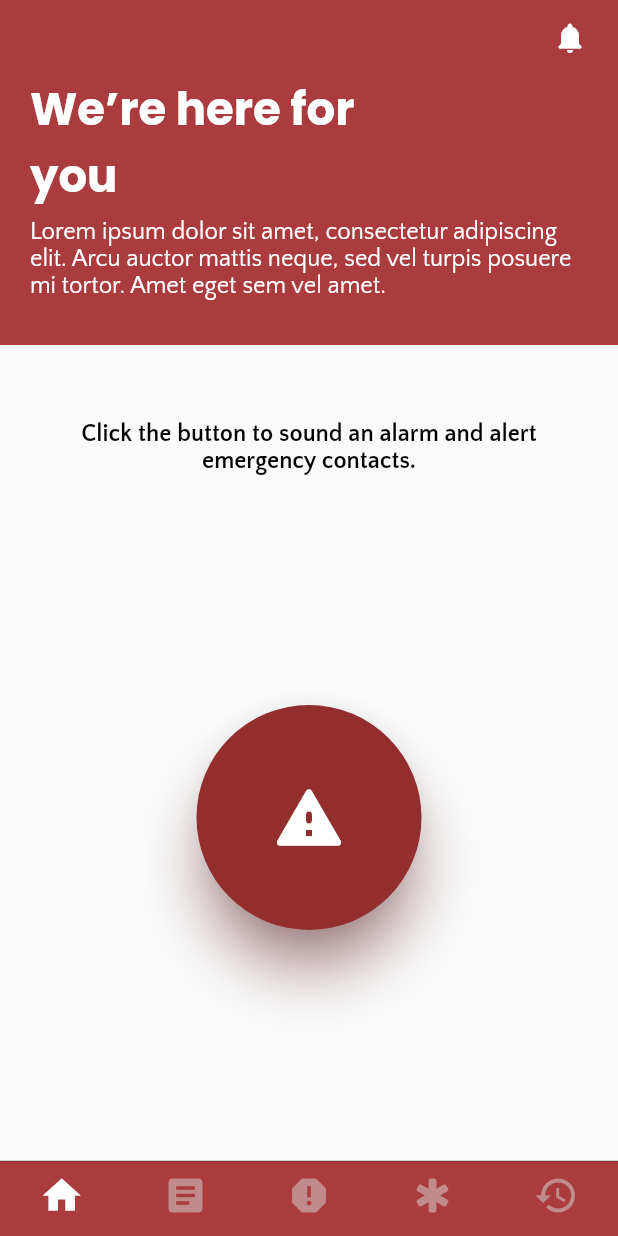
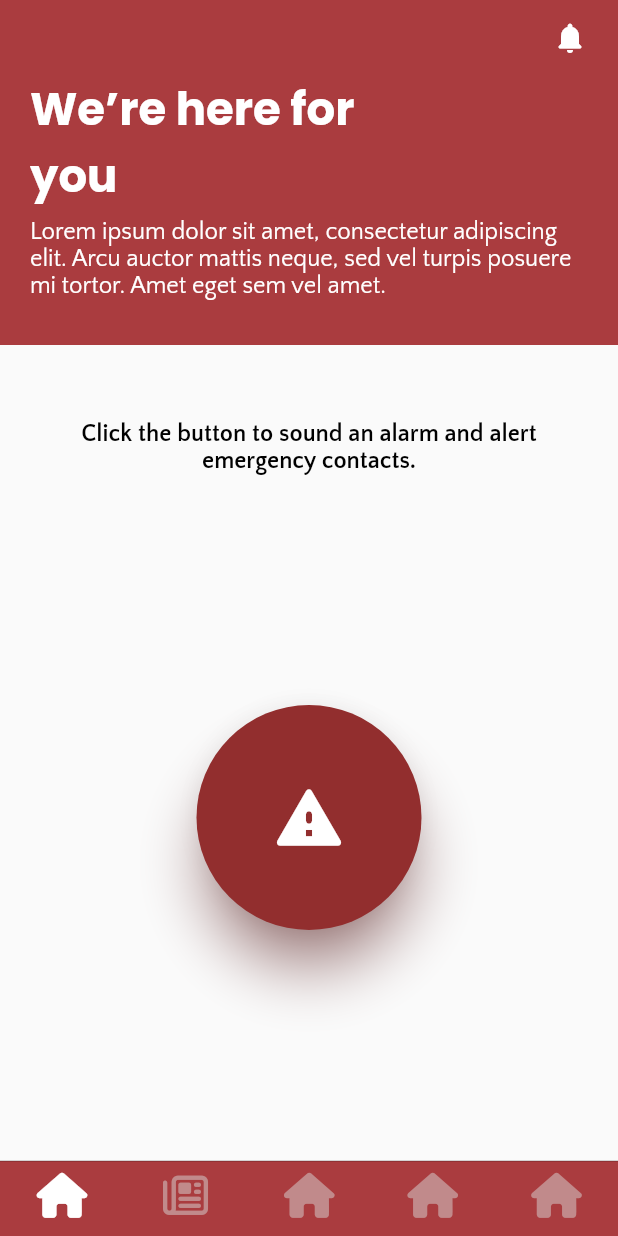
Before and after one commit to Dredayduncan/MySafeCampus, a Flutter app: the CustomBottomNavigation screen opened by its route, on a phone screen of 412 x 824 dp. Run offline on Flutter 3.47's test engine with Material 2 defaults, Android fonts, the phone set to English and light mode, and no system bars; our stand-ins replace dots_indicator, firebase_auth, firebase_core, flutter_spinkit, font_awesome_flutter, shared_preferences; accounts and stored records are empty.

Commit message:
added illustrations

```diff
--- a/lib/main.dart
+++ b/lib/main.dart
@@ -1,7 +1,5 @@
 import 'package:firebase_core/firebase_core.dart';
 import 'package:flutter/material.dart';
-import 'package:my_safe_campus/views/homeScreen.dart';
-import 'package:my_safe_campus/views/landingPage.dart';
 import 'package:my_safe_campus/views/login.dart';
 import 'package:my_safe_campus/widgets/custom_bottom_navigation.dart';
 import 'package:shared_preferences/shared_preferences.dart';
--- a/lib/views/blogsandarticles.dart
+++ b/lib/views/blogsandarticles.dart
@@ -1,7 +1,6 @@
 import 'package:flutter/material.dart';
 import 'package:my_safe_campus/model/blog_model.dart';
 import 'package:my_safe_campus/widgets/custom_appbar.dart';
-import 'package:my_safe_campus/widgets/custom_button.dart';
 
 import '../widgets/blog_item.dart';
 
--- a/lib/views/emergency_services.dart
+++ b/lib/views/emergency_services.dart
@@ -47,11 +47,11 @@ class _EmergencyServicesState extends State<EmergencyServices> {
                 ),
                 title: Text(
                   contacts[index]["title"],
-                  style: TextStyle(fontFamily: 'Quattrocentro'),
+                  style: const TextStyle(fontFamily: 'Quattrocentro'),
                 ),
                 subtitle: Text(
                   contacts[index]['subtitle'],
-                  style: TextStyle(fontFamily: 'Quattrocentro'),
+                  style: const TextStyle(fontFamily: 'Quattrocentro'),
                 ),
                 trailing: const Icon(
                   Icons.arrow_forward_ios,
--- a/lib/views/history.dart
+++ b/lib/views/history.dart
@@ -10,7 +10,7 @@ class History extends StatefulWidget {
 }
 
 class _HistoryState extends State<History> {
-  List tabBars = [Text("SMS"), Text("Calls"), Text("Reports")];
+  List tabBars = [const Text("SMS"), const Text("Calls"), const Text("Reports")];
 
   @override
   Widget build(BuildContext context) {
--- a/lib/widgets/custom_appbar.dart
+++ b/lib/widgets/custom_appbar.dart
@@ -1,5 +1,4 @@
 import 'package:flutter/material.dart';
-import 'package:shared_preferences/shared_preferences.dart';
 import '../constants.dart';
 
 class CustomAppBar extends StatefulWidget implements PreferredSizeWidget {
--- a/lib/widgets/custom_bottom_navigation.dart
+++ b/lib/widgets/custom_bottom_navigation.dart
@@ -1,5 +1,6 @@
 import 'package:flutter/cupertino.dart';
 import 'package:flutter/material.dart';
+import 'package:font_awesome_flutter/font_awesome_flutter.dart';
 import 'package:my_safe_campus/constants.dart';
 import 'package:my_safe_campus/views/homeScreen.dart';
 import '../services/auth.dart';
@@ -42,23 +43,23 @@ class _CustomBottomNavigationState extends State<CustomBottomNavigation> {
         }),
         items: const [
           BottomNavigationBarItem(
-            icon: Icon(Icons.home),
+            icon: FaIcon(FontAwesomeIcons.house),
             // label: 'Home',
           ),
           BottomNavigationBarItem(
-            icon: Icon(Icons.article),
+            icon: FaIcon(FontAwesomeIcons.newspaper),
             // label: 'Charities',
           ),
           BottomNavigationBarItem(
-            icon: Icon(Icons.report),
+            icon: FaIcon(FontAwesomeIcons.house),
             // label: 'Explore',
           ),
           BottomNavigationBarItem(
-            icon: Icon(Icons.emergency_rounded),
+            icon: FaIcon(FontAwesomeIcons.house),
             // label: 'Profile',
           ),
           BottomNavigationBarItem(
-            icon: Icon(Icons.history),
+            icon: FaIcon(FontAwesomeIcons.house),
             // label: 'Profile',
           ),
         ],
--- a/lib/widgets/custom_button.dart
+++ b/lib/widgets/custom_button.dart
@@ -1,5 +1,3 @@
-import 'dart:io';
-
 import 'package:flutter/material.dart';
 import '../constants.dart';
 
--- a/pubspec.yaml
+++ b/pubspec.yaml
@@ -33,6 +33,7 @@ dependencies:
   flutter_local_notifications:
   audioplayers:
   shared_preferences: ^2.0.13
+  font_awesome_flutter: ^10.1.0
 
   flutter:
     sdk: flutter
```
Also changed, not shown: pubspec.lock.
